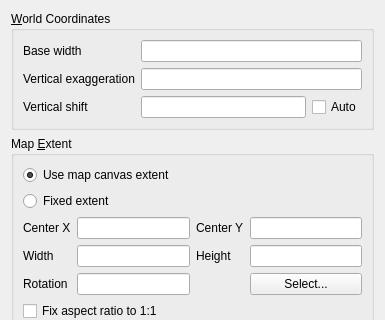
First picture: the form in ui/sceneproperties.ui, repository minorua/Qgis2threejs, before the edit; both pictures show x 0 to 385 and y 0 to 320 of the 385 by 657 pixel window.
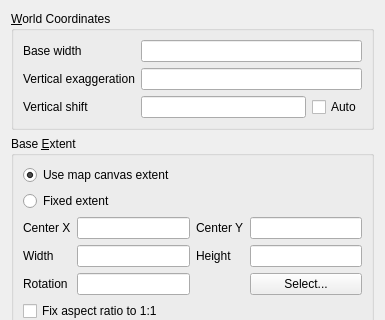
Second picture: the form after the edit. Custom widgets are drawn as their Qt base class.

Commit message: [ui] filter features with base extent of the scene, not map canvas extent

The edit to the form file:
```diff
--- a/ui/sceneproperties.ui
+++ b/ui/sceneproperties.ui
@@ -87,7 +87,7 @@
    <item>
     <widget class="QGroupBox" name="groupBox_4">
      <property name="title">
-      <string>Map &amp;Extent</string>
+      <string>Base &amp;Extent</string>
      </property>
      <layout class="QGridLayout" name="gridLayout_3">
       <item row="4" column="0">
```
The commit also changes 3 other files.
